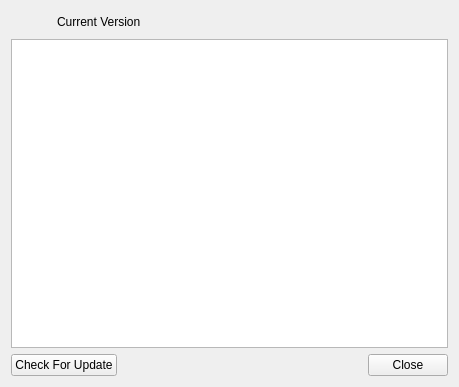
Old version of the form CryptokiMan/about_dlg.ui in the repository jykim74/CryptokiMan.
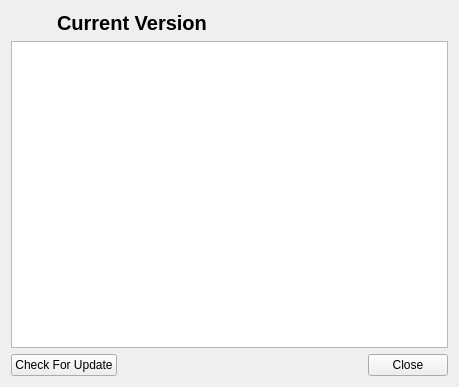
New version of the form. Icons and pictures are not drawn.

Diff of the .ui file:
```diff
--- a/CryptokiMan/about_dlg.ui
+++ b/CryptokiMan/about_dlg.ui
@@ -41,6 +41,12 @@
      </item>
      <item row="0" column="1">
       <widget class="QLabel" name="mVersionLabel">
+       <property name="font">
+        <font>
+         <pointsize>15</pointsize>
+         <bold>true</bold>
+        </font>
+       </property>
        <property name="text">
         <string>Current Version</string>
        </property>
```
